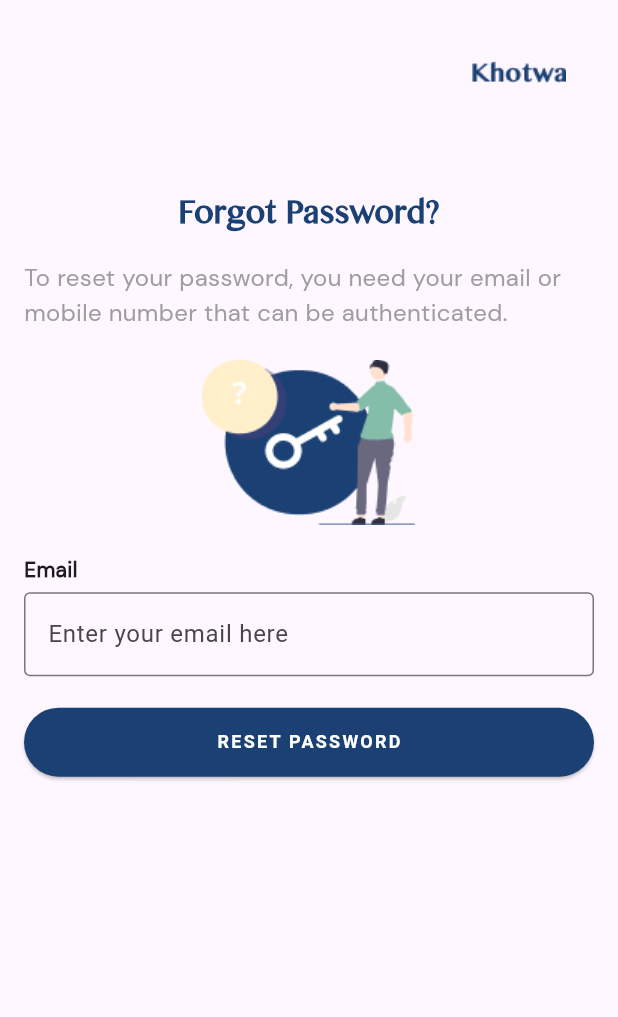
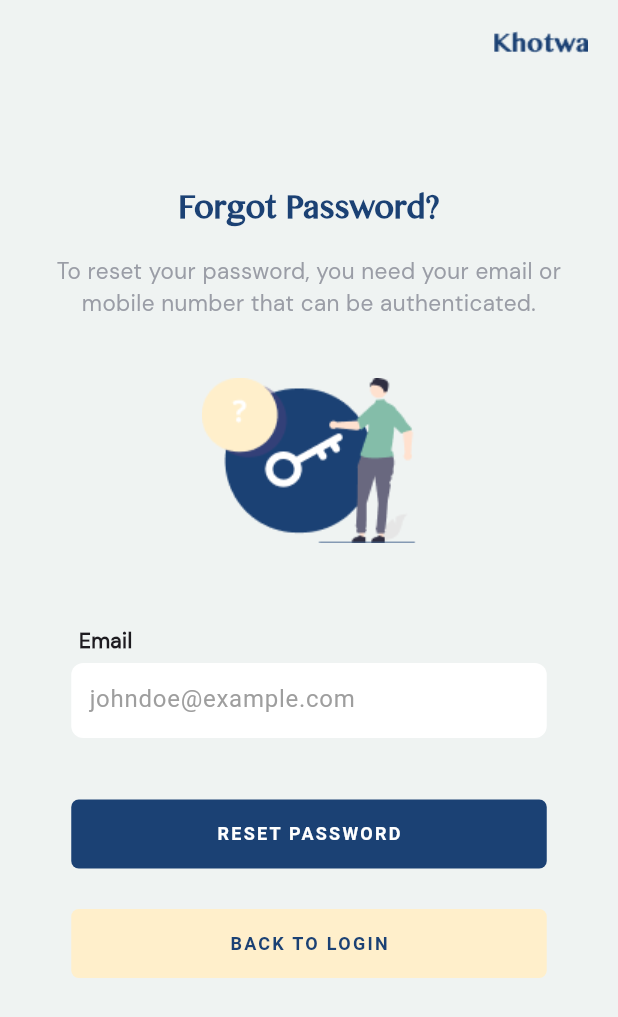
Before and after one commit to iimeeeed/Khotwa, a Flutter app: the ForgotPasswordFlowScreen screen opened directly, on a phone screen of 412 x 824 dp. Shown: the top 1017 px of the screen. Run offline on Flutter 3.47's test engine with Material 3 defaults, Android fonts, the phone set to English and light mode, and no system bars.

Commit message:
Minor changes

```diff
--- a/lib/screens/forgotPassword/forgot_password_page.dart
+++ /dev/null
@@ -1,103 +0,0 @@
-import 'package:flutter/material.dart';
-import 'package:khotwa/screens/forgotPassword/verify_code_page.dart';
-
-class ForgotPasswordFlowScreen extends StatelessWidget {
-  const ForgotPasswordFlowScreen({Key? key}) : super(key: key);
-
-  @override
-  Widget build(BuildContext context) {
-    return Scaffold(
-      resizeToAvoidBottomInset: true,
-      body: SingleChildScrollView( // Allows the screen to scroll when necessary
-        child: Padding(
-          padding: const EdgeInsets.all(16.0),
-          child: Column(
-            crossAxisAlignment: CrossAxisAlignment.center,
-            children: [
-              const SizedBox(height: 20),
-              Align(
-                alignment: Alignment.topRight,
-                child: Image.asset(
-                  'assets/Khotwa.png',
-                  width: 100,
-                ),
-              ),
-              const SizedBox(height: 70),
-              const Text(
-                'Forgot Password?',
-                style: TextStyle(
-                  fontFamily: 'Khmer MN',
-                  fontSize: 24,
-                  fontWeight: FontWeight.bold,
-                  color: Color(0xFF1B4174),
-                ),
-              ),
-              const SizedBox(height: 10),
-              const Text(
-                'To reset your password, you need your email or mobile number that can be authenticated.',
-                style: TextStyle(
-                  fontFamily: 'DM Sans',
-                  fontSize: 16,
-                  color: Colors.grey,
-                ),
-              ),
-              const SizedBox(height: 20),
-              Image.asset(
-                'assets/forgotpassword1.png',
-                width: 160,
-                height: 110,
-                fit: BoxFit.contain,
-              ),
-              const SizedBox(height: 20),
-              Align(
-                alignment: Alignment.centerLeft,
-                child: Text(
-                  "Email",
-                  style: TextStyle(
-                    fontWeight: FontWeight.bold,
-                    fontFamily: 'DM Sans',
-                  ),
-                ),
-              ),
-              const SizedBox(height: 5),
-              TextField(
-                decoration: InputDecoration(
-                  labelText: 'Enter your email here',
-                  border: OutlineInputBorder(),
-                ),
-              ),
-              const SizedBox(height: 20),
-              SizedBox(
-                width: double.infinity,
-                child: ElevatedButton(
-                  style: ElevatedButton.styleFrom(
-                    backgroundColor: const Color(0xFF1B4174),
-                    padding: const EdgeInsets.symmetric(vertical: 16),
-                    textStyle: const TextStyle(
-                      fontSize: 16,
-                      fontWeight: FontWeight.bold,
-                      letterSpacing: 1.5,
-                    ),
-                  ),
-                  onPressed: () {
-                    Navigator.push(
-                      context,
-                      MaterialPageRoute(builder: (context) => const VerifyCodePage()),
-                    );
-                  },
-                  child: const Text(
-                    'RESET PASSWORD',
-                    style: TextStyle(
-                      color: Colors.white,
-                      fontSize: 12,
-                    ),
-                  ),
-                ),
-              ),
-            ],
-          ),
-        ),
-      ),
-    );
-  }
-}
--- /dev/null
+++ b/lib/screens/jobSeeker/forgotPassword/forgot_password_page.dart
@@ -0,0 +1,164 @@
+import 'package:flutter/material.dart';
+import 'package:khotwa/screens/jobSeeker/forgotPassword/verify_code_page.dart';
+import '../../widgets/khotwa_logo.dart';
+import '../../jobSeeker/loginJobSeeker.dart';
+
+class ForgotPasswordFlowScreen extends StatelessWidget {
+  const ForgotPasswordFlowScreen({Key? key}) : super(key: key);
+
+  @override
+  Widget build(BuildContext context) {
+    return Scaffold(
+      backgroundColor: const Color(0xFFEFF3F2),
+      appBar: AppBar(
+        backgroundColor: const Color(0xFFEFF3F2),
+        automaticallyImplyLeading: false,
+        actions: const [KhotwaLogo()],
+      ),
+      resizeToAvoidBottomInset: true,
+      body: SingleChildScrollView(
+        child: Center(
+          child: Column(
+            crossAxisAlignment: CrossAxisAlignment.center,
+            children: [
+              const SizedBox(height: 70),
+              const Text(
+                'Forgot Password?',
+                style: TextStyle(
+                  fontFamily: 'Khmer MN',
+                  fontSize: 24,
+                  fontWeight: FontWeight.bold,
+                  color: Color(0xFF1B4174),
+                ),
+              ),
+              const SizedBox(height: 10),
+              const SizedBox(
+                width: 340,
+                child: Text(
+                  'To reset your password, you need your email or mobile number that can be authenticated.',
+                  textAlign: TextAlign.center,
+                  style: TextStyle(
+                    fontFamily: 'DM Sans',
+                    fontSize: 15,
+                    color: Color(0xFF9A9DA6),
+                  ),
+                ),
+              ),
+              const SizedBox(height: 40),
+              Image.asset(
+                'assets/forgotpassword1.png',
+                width: 160,
+                height: 110,
+                fit: BoxFit.contain,
+              ),
+              const SizedBox(height: 55),
+              SizedBox(
+                width: 317,
+                child: Column(
+                  crossAxisAlignment: CrossAxisAlignment.start,
+                  children: [
+                    const Padding(
+                      padding: EdgeInsets.only(left: 5.0),
+                      child: Text(
+                        "Email",
+                        style: TextStyle(
+                          fontWeight: FontWeight.bold,
+                          fontFamily: 'DM Sans',
+                        ),
+                      ),
+                    ),
+                    const SizedBox(height: 5),
+                    Container(
+                      height: 50,
+                      decoration: BoxDecoration(
+                        color: const Color(0xFFFFFFFF),
+                        borderRadius: BorderRadius.circular(8),
+                      ),
+                      child: TextFormField(
+                        decoration: const InputDecoration(
+                          labelText: 'johndoe@example.com',
+                          labelStyle: TextStyle(color: Colors.grey),
+                          border: InputBorder.none,
+                          contentPadding: EdgeInsets.symmetric(
+                            horizontal: 12,
+                          ),
+                        ),
+                      ),
+                    ),
+                  ],
+                ),
+              ),
+              const SizedBox(height: 40),
+              SizedBox(
+                width: 317,
+                child: ElevatedButton(
+
+                  style: ElevatedButton.styleFrom(
+                    elevation: 0,
+                    shape: RoundedRectangleBorder(borderRadius: BorderRadius.circular(5)),
+                    backgroundColor: const Color(0xFF1B4174),
+                    padding: const EdgeInsets.symmetric(vertical: 16),
+                    textStyle: const TextStyle(
+                      fontSize: 16,
+                      fontWeight: FontWeight.bold,
+                      letterSpacing: 1.5,
+                    ),
+                  ),
+                  onPressed: () {
+                    Navigator.push(
+                      context,
+                      MaterialPageRoute(
+                          builder: (context) => const VerifyCodePage()),
+                    );
+                  },
+                  child: const Text(
+                    'RESET PASSWORD',
+                    style: TextStyle(
+                      color: Colors.white,
+                      fontSize: 12,
+                    ),
+                  ),
+                ),
+              ),
+
+              const SizedBox(height: 25,),
+
+              SizedBox(
+                width: 317,
+                child: ElevatedButton(
+                  style: ElevatedButton.styleFrom(
+                    elevation: 0,
+                    shape: RoundedRectangleBorder(borderRadius: BorderRadius.circular(5)),
+                    backgroundColor: const Color(0xFFFFEFCB),
+                    padding: const EdgeInsets.symmetric(vertical: 16),
+                    textStyle: const TextStyle(
+                      fontSize: 16,
+                      fontWeight: FontWeight.bold,
+                      letterSpacing: 1.5,
+
+                    ),
+                  ),
+                  onPressed: () {
+                    Navigator.push(
+                      context,
+                      MaterialPageRoute(
+                          builder: (context) => const LoginJobSeeker()),
+                    );
+                  },
+                  child: const Text(
+                    'BACK TO LOGIN',
+                    style: TextStyle(
+                      color: Color(0xFF1B4174),
+
+                      fontSize: 12,
+                    ),
+                  ),
+                ),
+              ),
+            ],
+          ),
+        ),
+      ),
+    );
+  }
+}
```
Also changed, not shown: lib/screens/jobSeeker/loginJobSeeker.dart (+46 -18 lines), lib/screens/job_seeker_form.dart (+17 -25 lines), lib/screens/jobSeeker/forgotPassword/reset_password_page.dart (renamed from lib/screens/forgotPassword/reset_password_page.dart), lib/screens/jobSeeker/forgotPassword/success_page.dart (renamed from lib/screens/forgotPassword/success_page.dart), lib/screens/jobSeeker/forgotPassword/verify_code_page.dart (renamed from lib/screens/forgotPassword/verify_code_page.dart).
